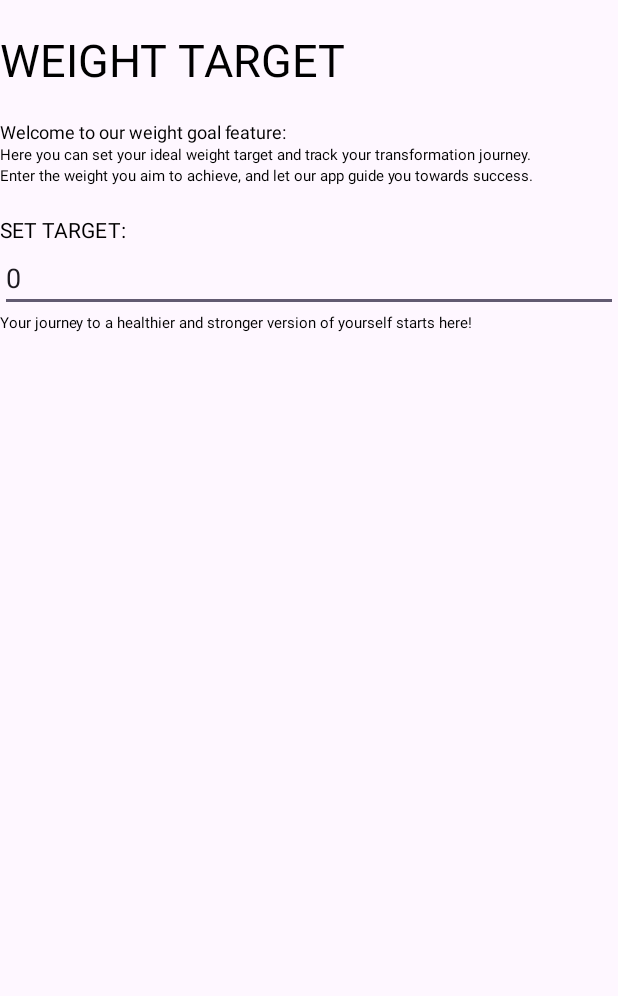
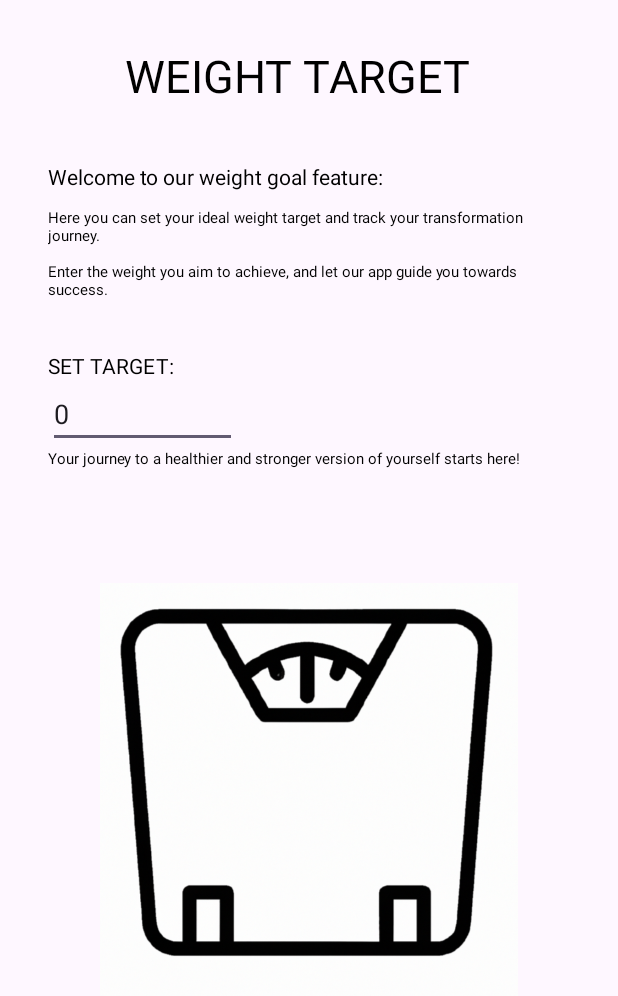
Before and after one commit to CarlosRiggio/Android_Fitness_APP, an Android app: the setTarget screen opened directly, with no data from a screen before it, on a phone screen of 412 x 824 dp. Shown: the top 996 px of the screen. Run offline under Robolectric (Android 15) with nearby library versions, the phone set to English and light mode, and no system bars.

Commit message:
Sono andato avanti con il lavoro sul file XML: ho creato un immagine icona e migliorato la disposizione Domani pomeriggio finisco le ultime cose poi è pronto

```diff
--- a/app/src/main/res/layout/activity_set_target.xml
+++ b/app/src/main/res/layout/activity_set_target.xml
@@ -5,37 +5,39 @@
     android:layout_width="match_parent"
     android:layout_height="match_parent"
     android:orientation="vertical"
+    android:paddingStart="32dp"
+    android:paddingEnd="32dp"
     tools:context=".setTarget">
 
     <TextView
         android:layout_width="wrap_content"
+        android:layout_height="30dp"
+        android:layout_marginStart="30dp"
+        android:layout_marginEnd="30dp" />
+
+    <TextView
+        android:layout_width="wrap_content"
         android:layout_height="wrap_content"
+        android:text="       WEIGHT TARGET"
+        android:textColor="@color/design_default_color_on_secondary"
+        android:textSize="30sp" />
+
+    <TextView
+        android:layout_width="wrap_content"
+        android:layout_height="37dp"
         android:layout_marginStart="16dp"
         android:layout_marginEnd="16dp" />
 
     <TextView
         android:layout_width="wrap_content"
-        android:layout_height="wrap_content"
-        android:text="WEIGHT TARGET"
+        android:layout_height="30dp"
+        android:text="Welcome to our weight goal feature: "
         android:textColor="@color/design_default_color_on_secondary"
-        android:textSize="30sp" />
+        android:textSize="14sp" />
 
     <TextView
         android:layout_width="wrap_content"
-        android:layout_height="wrap_content"
-        android:layout_marginStart="16dp"
-        android:layout_marginEnd="16dp" />
-
-    <TextView
-        android:layout_width="wrap_content"
-        android:layout_height="wrap_content"
-        android:text="Welcome to our weight goal feature: "
-        android:textColor="@color/design_default_color_on_secondary"
-        android:textSize="12sp" />
-
-    <TextView
-        android:layout_width="wrap_content"
-        android:layout_height="wrap_content"
+        android:layout_height="36dp"
         android:text="Here you can set your ideal weight target and track your transformation journey. "
         android:textColor="@color/design_default_color_on_secondary"
         android:textSize="10sp" />
@@ -50,7 +52,7 @@
 
     <TextView
         android:layout_width="wrap_content"
-        android:layout_height="wrap_content"
+        android:layout_height="34dp"
         android:layout_marginStart="16dp"
         android:layout_marginEnd="16dp" />
 
@@ -63,7 +65,7 @@
 
     <EditText
         android:id="@+id/editTextTarget"
-        android:layout_width="match_parent"
+        android:layout_width="126dp"
         android:layout_height="wrap_content"
         android:hint="Insert target"
         android:inputType="numberDecimal" />
@@ -75,4 +77,18 @@
         android:textColor="@color/design_default_color_on_secondary"
         android:textSize="10sp" />
 
+    <TextView
+        android:layout_width="wrap_content"
+        android:layout_height="wrap_content"
+        android:layout_marginStart="16dp"
+        android:layout_marginEnd="16dp" />
+
+    <ImageView
+        android:id="@+id/imageView"
+        android:layout_width="wrap_content"
+        android:layout_height="391dp"
+        android:scaleX="0.8"
+        android:scaleY="0.8"
+        android:src="@drawable/weight_taget_icon" />
+
 </LinearLayout>
```
Also changed, not shown: app/src/main/res/drawable/weight_taget_icon.png (added).
